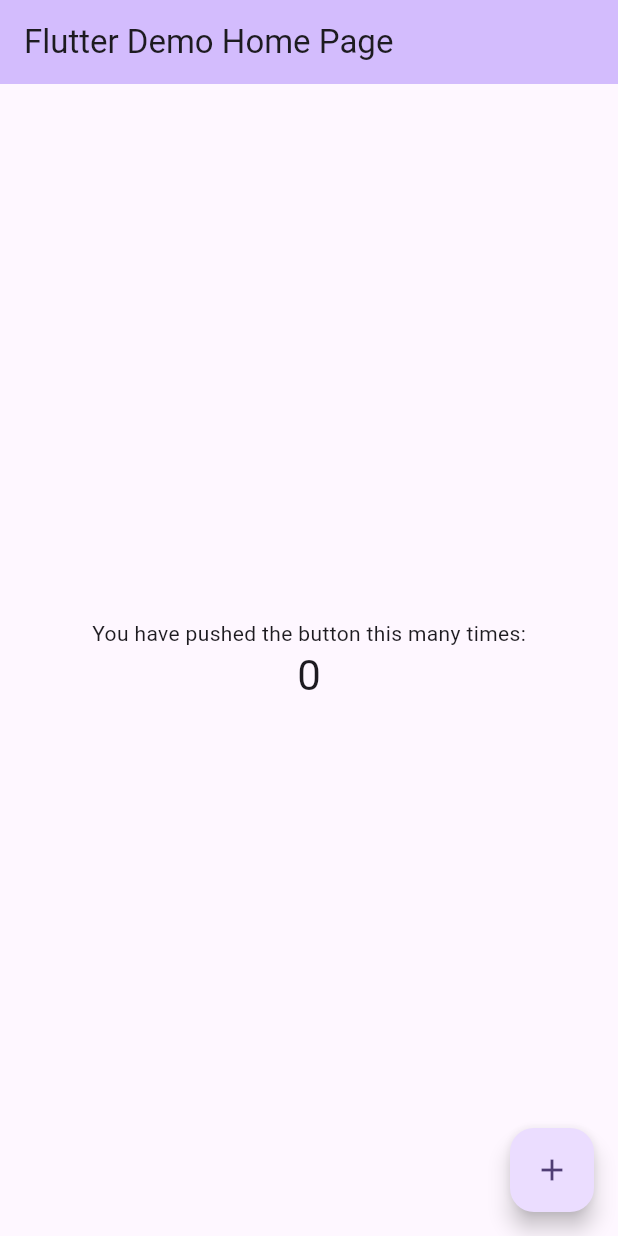
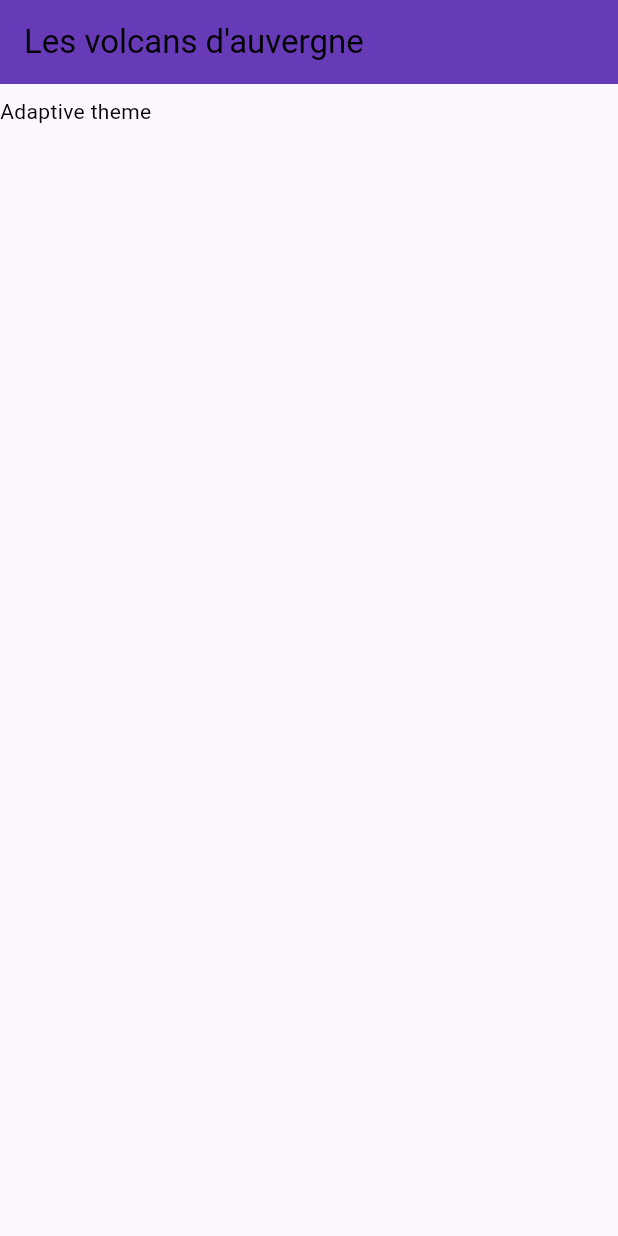
Before and after one commit to LoicLab/auvergne-volcano-flutter, a Flutter app: the screen it shows after launch, on a phone screen of 412 x 824 dp. Run offline on Flutter 3.47's test engine with Material 3 defaults, Android fonts, the light colour scheme and no system bars.

Commit message:
Setting up the theme adaptation

```diff
--- /dev/null
+++ b/lib/controller/home_controller.dart
@@ -0,0 +1,23 @@
+import 'package:flutter/material.dart';
+import '../view/adaptive_view.dart';
+
+class HomeController extends StatelessWidget {
+
+  final TargetPlatform platform;
+  final String titleBar;
+
+  const HomeController({
+    super.key,
+    required this.platform,
+    required this.titleBar
+  });
+
+  @override
+  Widget build(BuildContext context) {
+    return AdaptiveView(
+          platform: platform,
+          titleBar: titleBar,
+          view:  Text('Adaptive theme',style: TextStyle(color: Theme.of(context).colorScheme.secondary))
+      );
+  }
+}
--- a/lib/main.dart
+++ b/lib/main.dart
@@ -1,125 +1,70 @@
+import 'package:flutter/cupertino.dart';
 import 'package:flutter/material.dart';
+import 'controller/home_controller.dart';
 
 void main() {
-  runApp(const MyApp());
+  runApp(MyApp());
 }
 
 class MyApp extends StatelessWidget {
-  const MyApp({super.key});
+  MyApp({super.key});
 
-  // This widget is the root of your application.
   @override
   Widget build(BuildContext context) {
+    final platform = Theme.of(context).platform;
+    //Just for test
+    //const platform = TargetPlatform.android;
+    bool isAndroid = (platform == TargetPlatform.android);
+    return isAndroid ? androidBase(platform: platform) : iOSBase(platform: platform);
+  }
+  ///Defines the light theme
+  final ThemeData materialTheme = ThemeData.light().copyWith(
+        colorScheme: const ColorScheme.light(
+          primary: Colors.deepPurple,
+          secondary: Colors.black
+        )
+  );
+
+  ///Defines the dark theme
+  final ThemeData materialDarkTheme = ThemeData.dark().copyWith(
+      colorScheme: const ColorScheme.light(
+        primary: Colors.deepPurple,
+        secondary: Colors.white
+      )
+  );
+
+  final String title = "Les volcans d'auvergne";
+
+  MaterialApp androidBase({required TargetPlatform platform}){
     return MaterialApp(
-      title: 'Flutter Demo',
-      theme: ThemeData(
-        // This is the theme of your application.
-        //
-        // TRY THIS: Try running your application with "flutter run". You'll see
-        // the application has a purple toolbar. Then, without quitting the app,
-        // try changing the seedColor in the colorScheme below to Colors.green
-        // and then invoke "hot reload" (save your changes or press the "hot
-        // reload" button in a Flutter-supported IDE, or press "r" if you used
-        // the command line to start the app).
-        //
-        // Notice that the counter didn't reset back to zero; the application
-        // state is not lost during the reload. To reset the state, use hot
-        // restart instead.
-        //
-        // This works for code too, not just values: Most code changes can be
-        // tested with just a hot reload.
-        colorScheme: ColorScheme.fromSeed(seedColor: Colors.deepPurple),
-        useMaterial3: true,
+      themeMode: ThemeMode.system,
+      title: title,
+      debugShowCheckedModeBanner: false,
+      theme: materialTheme,
+      darkTheme: materialDarkTheme,
+      home: HomeController(
+        platform: platform,
+        titleBar: title
+      )
+    );
+  }
+
+  CupertinoApp iOSBase({required TargetPlatform platform}){
+    return CupertinoApp(
+      title: title,
+      debugShowCheckedModeBanner: false,
+      localizationsDelegates: const [
+        DefaultMaterialLocalizations.delegate,
+        DefaultCupertinoLocalizations.delegate,
+        DefaultWidgetsLocalizations.delegate
+      ],
+      theme: CupertinoThemeData(
+        primaryColor: materialTheme.primaryColor
       ),
-      home: const MyHomePage(title: 'Flutter Demo Home Page'),
+      home: HomeController(
+        platform: platform,
+        titleBar: title
+      )
     );
   }
 }
-
-class MyHomePage extends StatefulWidget {
-  const MyHomePage({super.key, required this.title});
-
-  // This widget is the home page of your application. It is stateful, meaning
-  // that it has a State object (defined below) that contains fields that affect
-  // how it looks.
-
-  // This class is the configuration for the state. It holds the values (in this
-  // case the title) provided by the parent (in this case the App widget) and
-  // used by the build method of the State. Fields in a Widget subclass are
-  // always marked "final".
-
-  final String title;
-
-  @override
-  State<MyHomePage> createState() => _MyHomePageState();
-}
-
-class _MyHomePageState extends State<MyHomePage> {
-  int _counter = 0;
-
-  void _incrementCounter() {
-    setState(() {
-      // This call to setState tells the Flutter framework that something has
-      // changed in this State, which causes it to rerun the build method below
-      // so that the display can reflect the updated values. If we changed
-      // _counter without calling setState(), then the build method would not be
-      // called again, and so nothing would appear to happen.
-      _counter++;
-    });
-  }
-
-  @override
-  Widget build(BuildContext context) {
-    // This method is rerun every time setState is called, for instance as done
-    // by the _incrementCounter method above.
-    //
-    // The Flutter framework has been optimized to make rerunning build methods
-    // fast, so that you can just rebuild anything that needs updating rather
-    // than having to individually change instances of widgets.
-    return Scaffold(
-      appBar: AppBar(
-        // TRY THIS: Try changing the color here to a specific color (to
-        // Colors.amber, perhaps?) and trigger a hot reload to see the AppBar
-        // change color while the other colors stay the same.
-        backgroundColor: Theme.of(context).colorScheme.inversePrimary,
-        // Here we take the value from the MyHomePage object that was created by
-        // the App.build method, and use it to set our appbar title.
-        title: Text(widget.title),
-      ),
-      body: Center(
-        // Center is a layout widget. It takes a single child and positions it
-        // in the middle of the parent.
-        child: Column(
-          // Column is also a layout widget. It takes a list of children and
-          // arranges them vertically. By default, it sizes itself to fit its
-          // children horizontally, and tries to be as tall as its parent.
-          //
-          // Column has various properties to control how it sizes itself and
-          // how it positions its children. Here we use mainAxisAlignment to
-          // center the children vertically; the main axis here is the vertical
-          // axis because Columns are vertical (the cross axis would be
-          // horizontal).
-          //
-          // TRY THIS: Invoke "debug painting" (choose the "Toggle Debug Paint"
-          // action in the IDE, or press "p" in the console), to see the
-          // wireframe for each widget.
-          mainAxisAlignment: MainAxisAlignment.center,
-          children: <Widget>[
-            const Text(
-              'You have pushed the button this many times:',
-            ),
-            Text(
-              '$_counter',
-              style: Theme.of(context).textTheme.headlineMedium,
-            ),
-          ],
-        ),
-      ),
-      floatingActionButton: FloatingActionButton(
-        onPressed: _incrementCounter,
-        tooltip: 'Increment',
-        child: const Icon(Icons.add),
-      ), // This trailing comma makes auto-formatting nicer for build methods.
-    );
-  }
-}
--- /dev/null
+++ b/lib/view/adaptive_view.dart
@@ -0,0 +1,50 @@
+import 'package:flutter/cupertino.dart';
+import 'package:flutter/material.dart';
+
+///Defines the light themeClass used to manage the display of pages depending on whether you're on Android or iOS.
+class AdaptiveView extends StatelessWidget{
+  final TargetPlatform platform;
+  final Widget view;
+  final String titleBar;
+
+  const AdaptiveView({
+    super.key,
+    required this.platform,
+    required this.view,
+    required this.titleBar
+  });
+
+  @override
+  Widget build(BuildContext context) {
+    return scaffold(context);
+  }
+
+  bool isAndroid() => (platform == TargetPlatform.android);
+
+  Widget scaffold(BuildContext context) {
+    return (isAndroid())
+        ? Scaffold(appBar: appBar(context), body: body())
+        : CupertinoPageScaffold(navigationBar: navBar(context),child: body());
+  }
+
+  AppBar appBar(BuildContext context) {
+    return AppBar(
+        title: Text(titleBar),
+        backgroundColor: Theme.of(context).colorScheme.primary
+    );
+  }
+
+  CupertinoNavigationBar navBar(BuildContext context) {
+    return CupertinoNavigationBar(
+        middle: Text(titleBar),
+        backgroundColor: Theme.of(context).colorScheme.primary
+    );
+  }
+
+  Widget body(){
+    return Padding(
+        padding: const EdgeInsets.only(top: 8),
+        child: view,
+    );
+  }
+}
```
